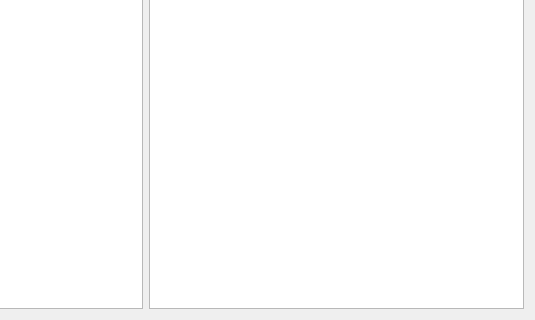
First picture: the form in ui/ui/view_nn.ui, repository Ivanestver/NomogrammsCalculator, before the edit; both pictures show x 244 to 779 and y 338 to 658 of the 779 by 658 pixel window.
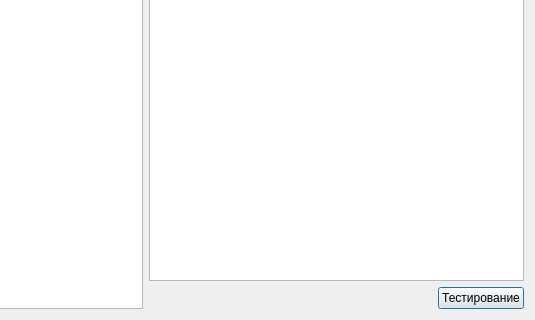
Second picture: the form after the edit.

What changed in the file:
```diff
--- a/ui/ui/view_nn.ui
+++ b/ui/ui/view_nn.ui
@@ -48,6 +48,30 @@
        <item>
         <widget class="QListWidget" name="layoutsListWidget"/>
        </item>
+       <item>
+        <layout class="QHBoxLayout" name="horizontalLayout_2">
+         <item>
+          <spacer name="horizontalSpacer">
+           <property name="orientation">
+            <enum>Qt::Horizontal</enum>
+           </property>
+           <property name="sizeHint" stdset="0">
+            <size>
+             <width>40</width>
+             <height>20</height>
+            </size>
+           </property>
+          </spacer>
+         </item>
+         <item>
+          <widget class="QPushButton" name="testBtn">
+           <property name="text">
+            <string>Тестирование</string>
+           </property>
+          </widget>
+         </item>
+        </layout>
+       </item>
       </layout>
      </item>
     </layout>
```
Left out of the diff: 6 changed lines with no effect on the pictures.
